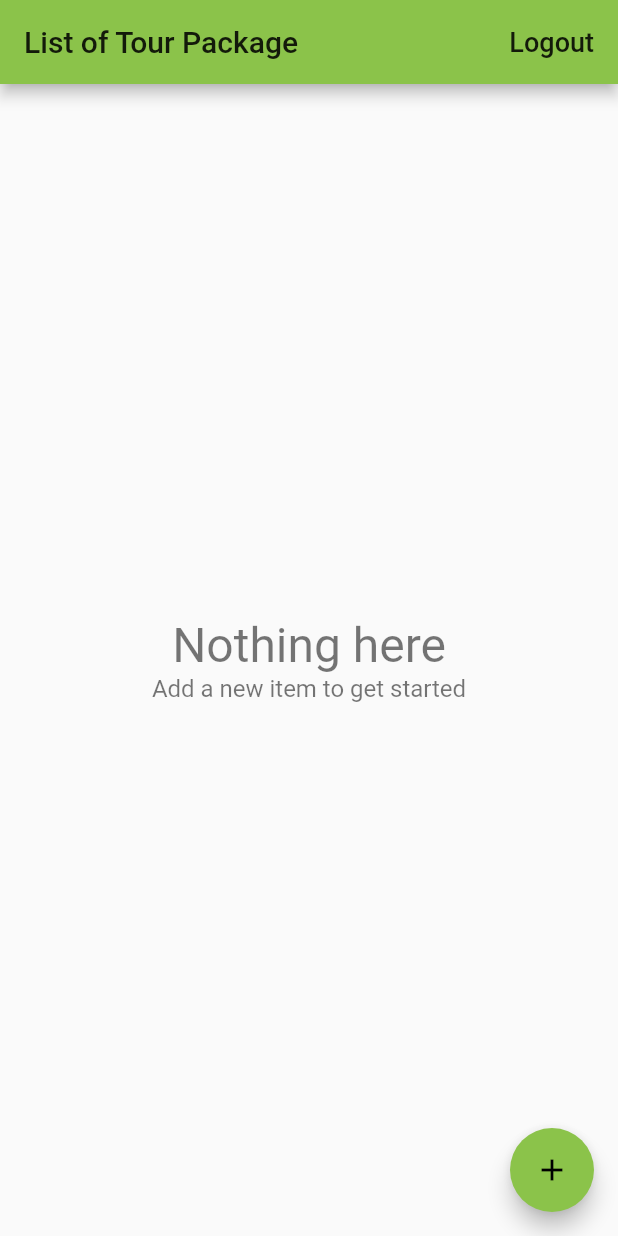
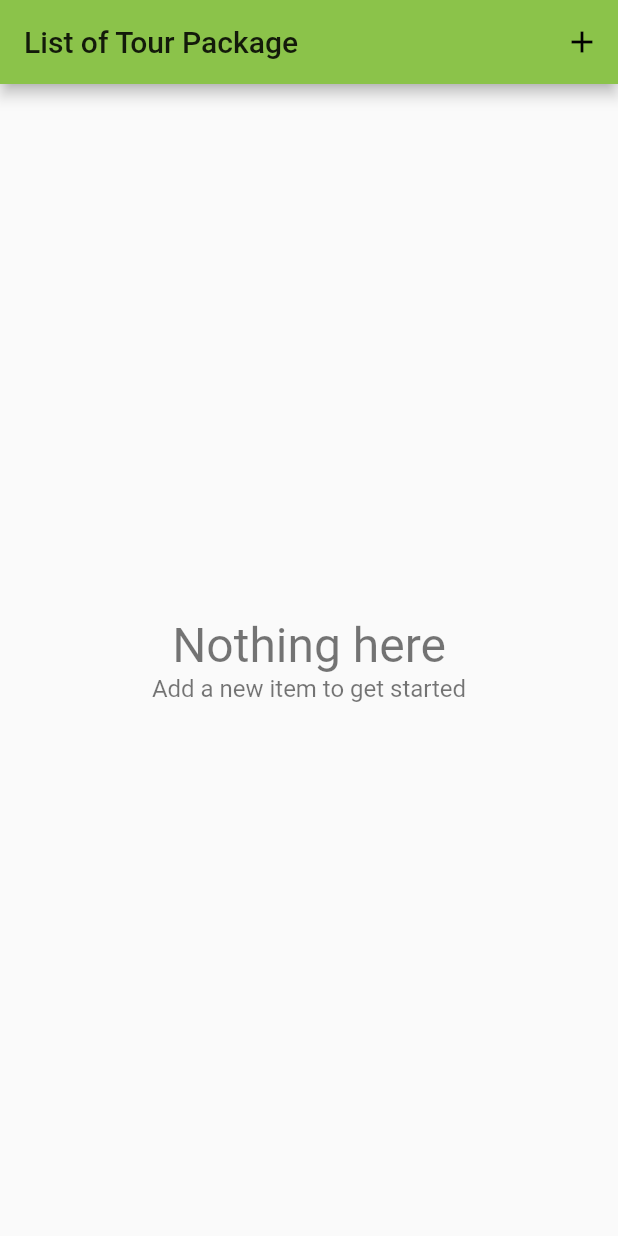
Before and after one commit to nawal98/setiu_wetlands_tour_booking, a Flutter app: the screen it shows once a user with an empty profile is signed in, on a phone screen of 412 x 824 dp. Run offline on Flutter 3.47's test engine with Material 2 defaults, Android fonts, the phone set to English and light mode, and no system bars; our stand-ins replace cloud_firestore, firebase_auth, flutter_slidable, google_sign_in; accounts and stored records are empty.

Commit message:
tour package

```diff
--- a/lib/app/home/tour_packages/tour_package_admin_page.dart
+++ b/lib/app/home/tour_packages/tour_package_admin_page.dart
@@ -15,48 +15,23 @@ import 'package:setiuwetlandstourbooking/common_widget/platform_alert_dialog.dar
 class TourPackageAdmin extends StatelessWidget {
 //  List<String> events = ["Tour Package", "Tour Activity", "Resort", "Staff"];
 
-  Future<void> _signOut(BuildContext context) async {
-    try {
-      final auth = Provider.of<AuthBase>(context);
-      await auth.signOut();
-    } catch (e) {
-      print(e.toString());
-    }
-  }
 
-  Future<void> _confirmSignOut(BuildContext context) async {
-    final didRequestSignOut = await PlatformAlertDialog(
-      title: 'Logout',
-      content: 'Are you sure that you want to logout?',
-      cancelActionText: 'Cancel',
-      defaultActionText: 'Logout',
-    ).show(context);
-    if (didRequestSignOut == true) {
-      _signOut(context);
-    }
-  }
+
   @override
   Widget build(BuildContext context) {
     return Scaffold(
       appBar: AppBar(
         title: Text("List of Tour Package"),
         actions: <Widget>[
-          FlatButton(
-            child: Text(
-              'Logout',
-              style: TextStyle(
-                fontSize: 18.0,
-              ),
+          IconButton(
+            icon: Icon(Icons.add, color: Colors.black),
+            onPressed: () => EditTourPackagePage.show(
+              context, database: Provider.of<Database>(context),
             ),
-            onPressed: () => _confirmSignOut(context),
           ),
         ],
       ),
       body: _buildContents(context),
-      floatingActionButton: FloatingActionButton(
-        child: Icon(Icons.add),
-        onPressed: () => EditTourPackagePage.show(context),
-      ),
     );
   }
 
@@ -74,7 +49,7 @@ class TourPackageAdmin extends StatelessWidget {
             ),
             direction: DismissDirection.endToStart,
             confirmDismiss: (DismissDirection direction) async {
-             return await showDialog(
+              return await showDialog(
                 context: context,
                 builder: (BuildContext context) {
                   return AlertDialog(
```
